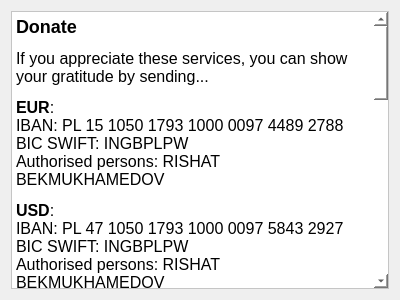
asianirish/AI-Ronaut, file PageDonatePage.ui: the form before one commit.
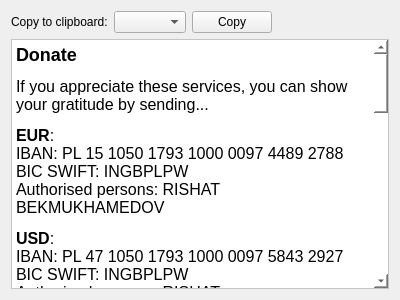
The form after the commit.

Commit message: added the ability to copy payment information for donations

Patch:
```diff
--- a/PageDonatePage.ui
+++ b/PageDonatePage.ui
@@ -14,7 +14,30 @@
    <string>Form</string>
   </property>
   <layout class="QGridLayout" name="gridLayout">
+   <item row="0" column="3">
+    <spacer name="horizontalSpacer">
+     <property name="orientation">
+      <enum>Qt::Horizontal</enum>
+     </property>
+     <property name="sizeHint" stdset="0">
+      <size>
+       <width>40</width>
+       <height>20</height>
+      </size>
+     </property>
+    </spacer>
+   </item>
    <item row="0" column="0">
+    <widget class="QLabel" name="label">
+     <property name="text">
+      <string>Copy to clipboard:</string>
+     </property>
+    </widget>
+   </item>
+   <item row="0" column="1">
+    <widget class="QComboBox" name="clipComboBox"/>
+   </item>
+   <item row="1" column="0" colspan="4">
     <widget class="QTextBrowser" name="textBrowser">
      <property name="styleSheet">
       <string notr="true">background-color: rgb(255, 255, 255);</string>
@@ -44,6 +67,13 @@
      </property>
     </widget>
    </item>
+   <item row="0" column="2">
+    <widget class="QPushButton" name="copyButton">
+     <property name="text">
+      <string>Copy</string>
+     </property>
+    </widget>
+   </item>
   </layout>
  </widget>
  <resources/>
```
The commit also changes 2 other files.
